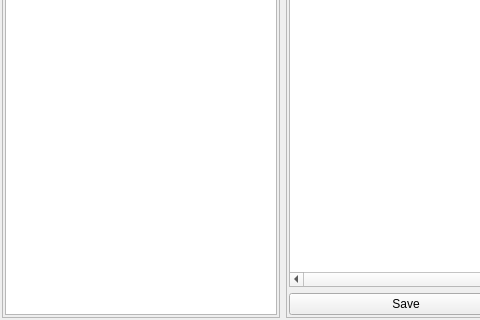
The window that gm-companion/tools/items/shopeditor.ui (PhilInTheGaps/GM-Companion) describes before a commit, drawn with Qt 5; both pictures show x 0 to 480 and y 410 to 730 of the 1251 by 730 pixel window.
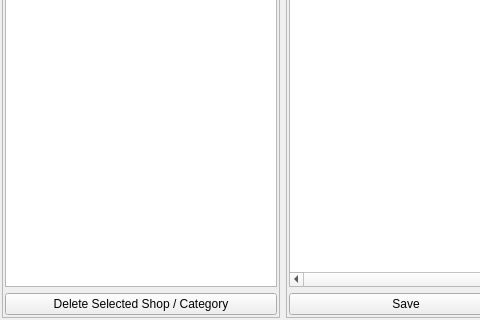
The same window after the commit. Icons and pictures are not drawn.

Commit message: Improved shop tool and editor, categories and shops can now be deleted, also UI improvements

Patch:
```diff
--- a/gm-companion/tools/items/shopeditor.ui
+++ b/gm-companion/tools/items/shopeditor.ui
@@ -170,7 +170,7 @@
         </property>
         <property name="font">
          <font>
-          <pointsize>15</pointsize>
+          <pointsize>13</pointsize>
          </font>
         </property>
         <property name="animated">
@@ -189,6 +189,13 @@
         </column>
        </widget>
       </item>
+      <item>
+       <widget class="QPushButton" name="pushButton_deleteSelected">
+        <property name="text">
+         <string>Delete Selected Shop / Category</string>
+        </property>
+       </widget>
+      </item>
      </layout>
     </widget>
    </item>
```
The commit also changes 6 other files.
